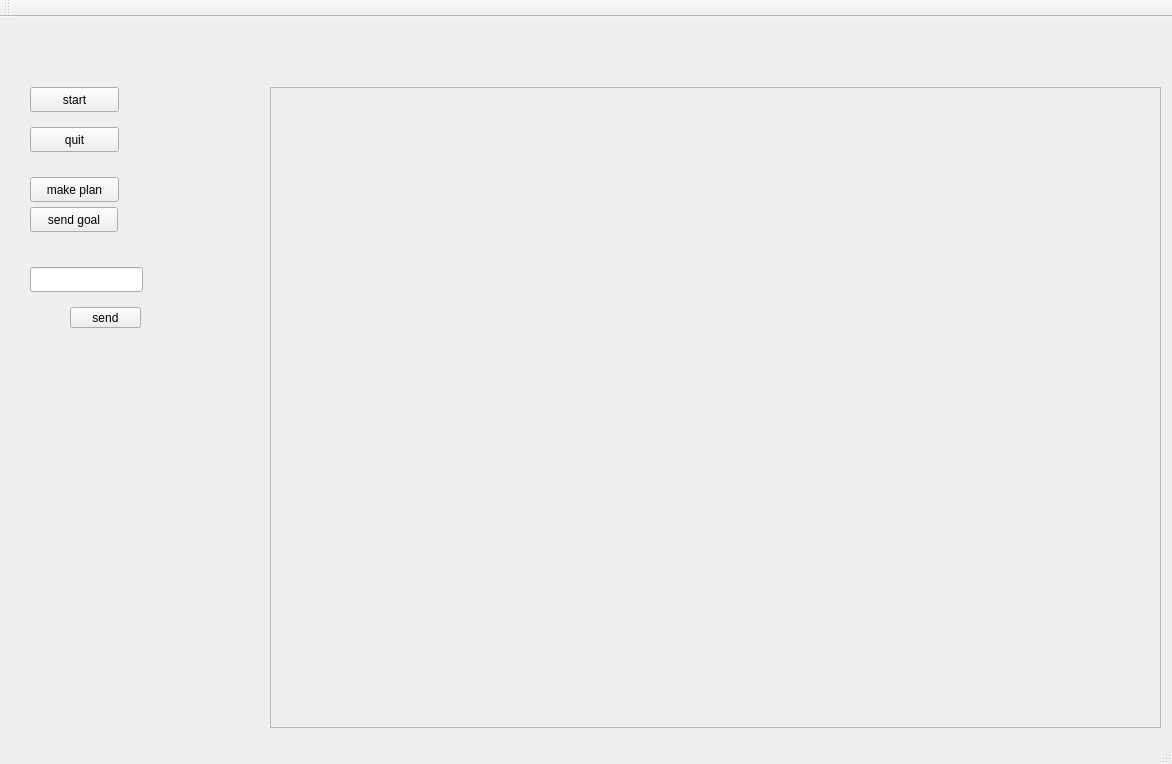
The window that global_planner_qt/ui/main_window.ui (gautica/ROS_turtlebot3) describes before a commit, drawn with Qt 5.
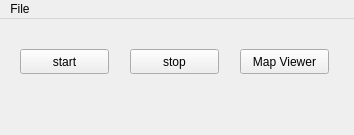
The same window after the commit. Icons and pictures are not drawn.

What changed in the file:
```diff
--- a/global_planner_qt/ui/main_window.ui
+++ b/global_planner_qt/ui/main_window.ui
@@ -6,79 +6,19 @@
    <rect>
     <x>0</x>
     <y>0</y>
-    <width>1172</width>
-    <height>764</height>
+    <width>354</width>
+    <height>135</height>
    </rect>
   </property>
   <property name="windowTitle">
    <string>Roboter Factory Simulation</string>
   </property>
   <widget class="QWidget" name="widget">
-   <widget class="QScrollArea" name="scrollArea">
-    <property name="geometry">
-     <rect>
-      <x>270</x>
-      <y>70</y>
-      <width>891</width>
-      <height>641</height>
-     </rect>
-    </property>
-    <property name="sizePolicy">
-     <sizepolicy hsizetype="Ignored" vsizetype="Ignored">
-      <horstretch>0</horstretch>
-      <verstretch>0</verstretch>
-     </sizepolicy>
-    </property>
-    <property name="verticalScrollBarPolicy">
-     <enum>Qt::ScrollBarAsNeeded</enum>
-    </property>
-    <property name="widgetResizable">
-     <bool>true</bool>
-    </property>
-    <widget class="QWidget" name="scrollAreaWidgetContents">
-     <property name="geometry">
-      <rect>
-       <x>0</x>
-       <y>0</y>
-       <width>889</width>
-       <height>639</height>
-      </rect>
-     </property>
-     <property name="sizePolicy">
-      <sizepolicy hsizetype="Ignored" vsizetype="Ignored">
-       <horstretch>0</horstretch>
-       <verstretch>0</verstretch>
-      </sizepolicy>
-     </property>
-     <widget class="QLabel" name="label">
-      <property name="geometry">
-       <rect>
-        <x>0</x>
-        <y>0</y>
-        <width>891</width>
-        <height>641</height>
-       </rect>
-      </property>
-      <property name="sizePolicy">
-       <sizepolicy hsizetype="Ignored" vsizetype="Ignored">
-        <horstretch>0</horstretch>
-        <verstretch>0</verstretch>
-       </sizepolicy>
-      </property>
-      <property name="text">
-       <string/>
-      </property>
-      <property name="scaledContents">
-       <bool>true</bool>
-      </property>
-     </widget>
-    </widget>
-   </widget>
    <widget class="QPushButton" name="start">
     <property name="geometry">
      <rect>
-      <x>30</x>
-      <y>70</y>
+      <x>20</x>
+      <y>30</y>
       <width>89</width>
       <height>25</height>
      </rect>
@@ -90,63 +30,27 @@
    <widget class="QPushButton" name="quit">
     <property name="geometry">
      <rect>
-      <x>30</x>
-      <y>110</y>
+      <x>130</x>
+      <y>30</y>
       <width>89</width>
       <height>25</height>
      </rect>
     </property>
     <property name="text">
-     <string>quit</string>
+     <string>stop</string>
     </property>
    </widget>
    <widget class="QPushButton" name="send_goal">
     <property name="geometry">
      <rect>
-      <x>30</x>
-      <y>190</y>
-      <width>88</width>
-      <height>25</height>
-     </rect>
-    </property>
-    <property name="text">
-     <string>send goal</string>
-    </property>
-   </widget>
-   <widget class="QLineEdit" name="goal">
-    <property name="geometry">
-     <rect>
-      <x>30</x>
-      <y>250</y>
-      <width>113</width>
-      <height>25</height>
-     </rect>
-    </property>
-   </widget>
-   <widget class="QPushButton" name="send">
-    <property name="geometry">
-     <rect>
-      <x>70</x>
-      <y>290</y>
-      <width>71</width>
-      <height>21</height>
-     </rect>
-    </property>
-    <property name="text">
-     <string>send</string>
-    </property>
-   </widget>
-   <widget class="QPushButton" name="make_plan">
-    <property name="geometry">
-     <rect>
-      <x>30</x>
-      <y>160</y>
+      <x>240</x>
+      <y>30</y>
       <width>89</width>
       <height>25</height>
      </rect>
     </property>
     <property name="text">
-     <string>make plan</string>
+     <string>Map Viewer</string>
     </property>
    </widget>
   </widget>
@@ -155,20 +59,37 @@
     <rect>
      <x>0</x>
      <y>0</y>
-     <width>1172</width>
+     <width>354</width>
      <height>22</height>
     </rect>
    </property>
+   <property name="nativeMenuBar">
+    <bool>true</bool>
+   </property>
+   <widget class="QMenu" name="menuFile">
+    <property name="title">
+     <string>File</string>
+    </property>
+    <addaction name="open_simulation_action"/>
+    <addaction name="quit_simulation_action"/>
+    <addaction name="separator"/>
+   </widget>
+   <addaction name="menuFile"/>
   </widget>
-  <widget class="QToolBar" name="mainToolBar">
-   <attribute name="toolBarArea">
-    <enum>TopToolBarArea</enum>
-   </attribute>
-   <attribute name="toolBarBreak">
-    <bool>false</bool>
-   </attribute>
-  </widget>
-  <widget class="QStatusBar" name="statusBar"/>
+  <action name="open_simulation_action">
+   <property name="icon">
+    <iconset resource="../resources/images.qrc">
+     <normaloff>:/images/open_file_icon.png</normaloff>:/images/open_file_icon.png</iconset>
+   </property>
+   <property name="text">
+    <string>open simulation</string>
+   </property>
+  </action>
+  <action name="quit_simulation_action">
+   <property name="text">
+    <string>quit simulation</string>
+   </property>
+  </action>
  </widget>
  <layoutdefault spacing="6" margin="11"/>
  <resources/>
```
Left out of the diff: 8 changed lines with no effect on the pictures.
